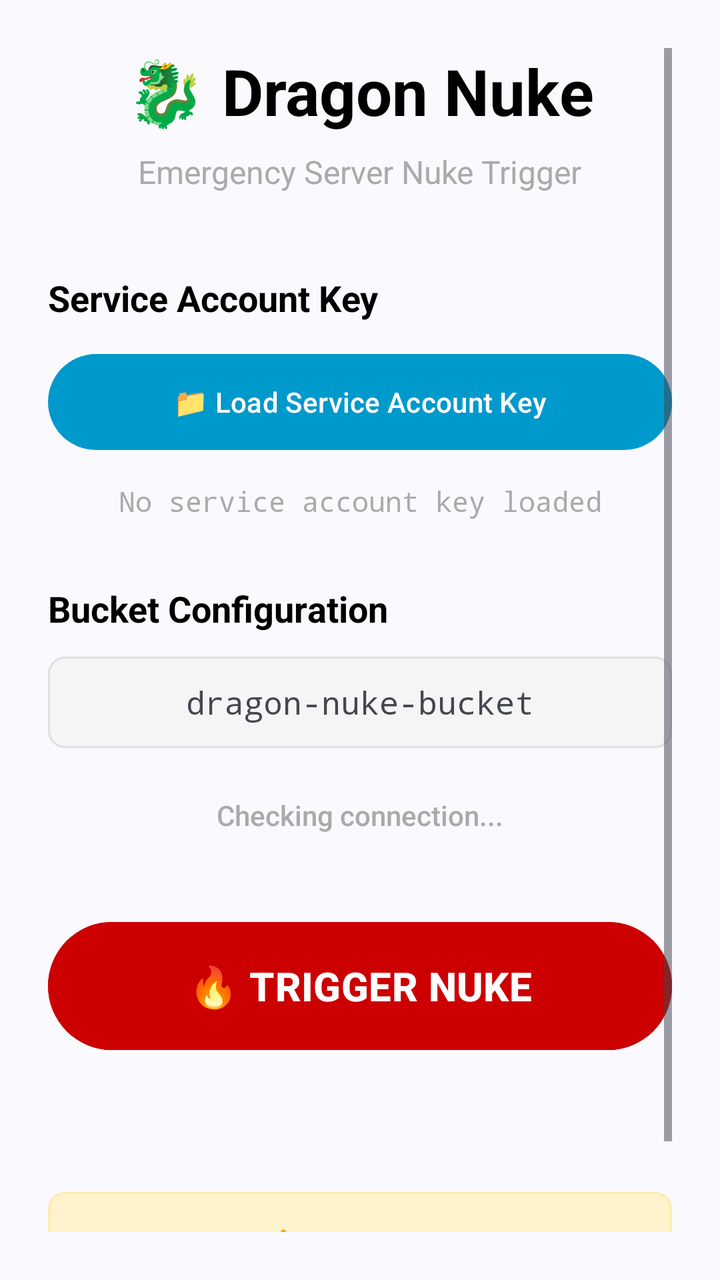
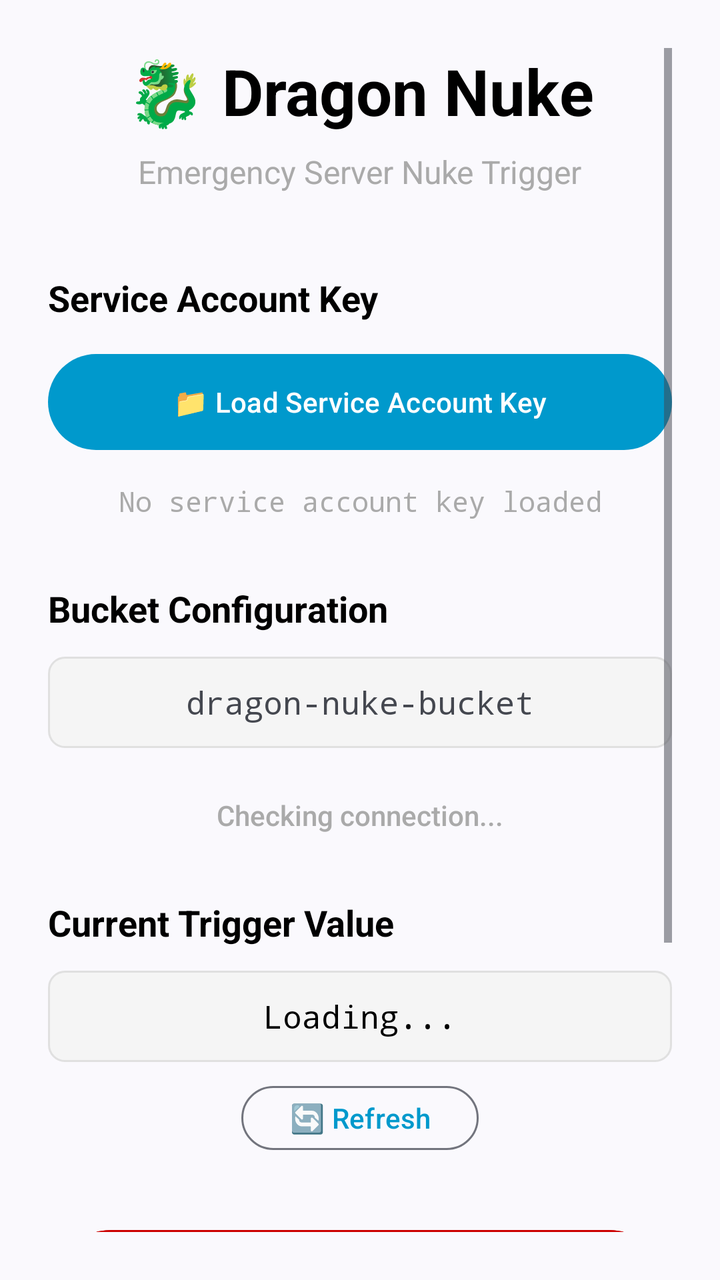

Screens rendered from an Android XML layout before and after an edit, with the pre-edit source and the edit as a unified diff.
<!-- AndroidManifest.xml: activity theme Theme.DragonNuke -->
<!-- res/layout/activity_main.xml -->
<?xml version="1.0" encoding="utf-8"?>
<ScrollView xmlns:android="http://schemas.android.com/apk/res/android"
    xmlns:app="http://schemas.android.com/apk/res/android"
    android:layout_width="match_parent"
    android:layout_height="match_parent"
    android:padding="24dp">

    <LinearLayout
        android:layout_width="match_parent"
        android:layout_height="wrap_content"
        android:orientation="vertical"
        android:gravity="center_horizontal">

        
        <TextView
            android:layout_width="wrap_content"
            android:layout_height="wrap_content"
            android:text="🐉 Dragon Nuke"
            android:textSize="32sp"
            android:textStyle="bold"
            android:layout_marginBottom="8dp"
            android:textColor="@android:color/black" />

        <TextView
            android:layout_width="wrap_content"
            android:layout_height="wrap_content"
            android:text="Emergency Server Nuke Trigger"
            android:textSize="16sp"
            android:layout_marginBottom="40dp"
            android:textColor="@android:color/darker_gray" />

        
        <TextView
            android:layout_width="match_parent"
            android:layout_height="wrap_content"
            android:text="Service Account Key"
            android:textSize="18sp"
            android:textStyle="bold"
            android:layout_marginBottom="12dp"
            android:textColor="@android:color/black" />

        <Button
            android:id="@+id/btnLoadKey"
            android:layout_width="match_parent"
            android:layout_height="56dp"
            android:text="📁 Load Service Account Key"
            android:layout_marginBottom="12dp"
            style="@style/Widget.Material3.Button" />

        <TextView
            android:id="@+id/tvKeyStatus"
            android:layout_width="match_parent"
            android:layout_height="wrap_content"
            android:text="No service account key loaded"
            android:textSize="14sp"
            android:gravity="center"
            android:layout_marginBottom="32dp"
            android:textColor="@android:color/darker_gray"
            android:fontFamily="monospace" />

        
        <TextView
            android:layout_width="match_parent"
            android:layout_height="wrap_content"
            android:text="Bucket Configuration"
            android:textSize="18sp"
            android:textStyle="bold"
            android:layout_marginBottom="12dp"
            android:textColor="@android:color/black" />

        <TextView
            android:layout_width="match_parent"
            android:layout_height="wrap_content"
            android:text="dragon-nuke-bucket"
            android:textSize="16sp"
            android:gravity="center"
            android:layout_marginBottom="16dp"
            android:padding="12dp"
            android:background="@drawable/bucket_background"
            android:fontFamily="monospace" />

        
        <TextView
            android:id="@+id/tvConnectionStatus"
            android:layout_width="match_parent"
            android:layout_height="wrap_content"
            android:text="Checking connection..."
            android:textSize="14sp"
            android:gravity="center"
            android:layout_marginBottom="32dp"
            android:padding="8dp"
            android:textColor="@android:color/darker_gray"
            android:fontFamily="sans-serif-medium" />

        
        <Button
            android:id="@+id/btnTriggerNuke"
            android:layout_width="match_parent"
            android:layout_height="72dp"
            android:text="🔥 TRIGGER NUKE"
            android:textSize="20sp"
            android:textStyle="bold"
            android:layout_marginBottom="24dp"
            android:backgroundTint="@android:color/holo_red_dark"
            android:textColor="@android:color/white"
            android:enabled="false" />

        
        <TextView
            android:id="@+id/tvLastTrigger"
            android:layout_width="match_parent"
            android:layout_height="wrap_content"
            android:text=""
            android:textSize="14sp"
            android:gravity="center"
            android:layout_marginBottom="24dp"
            android:textColor="@android:color/darker_gray"
            android:fontStyle="italic" />

        
        <LinearLayout
            android:layout_width="match_parent"
            android:layout_height="wrap_content"
            android:orientation="vertical"
            android:background="@drawable/warning_background"
            android:padding="16dp">

            <TextView
                android:layout_width="match_parent"
                android:layout_height="wrap_content"
                android:text="⚠️ WARNING"
                android:textSize="16sp"
                android:textStyle="bold"
                android:gravity="center"
                android:layout_marginBottom="8dp"
                android:textColor="@android:color/black" />

            <TextView
                android:layout_width="match_parent"
                android:layout_height="wrap_content"
                android:text="This will nuke all block devices on ALL servers monitoring the bucket"
                android:textSize="14sp"
                android:gravity="center"
                android:textColor="@android:color/black" />

        </LinearLayout>

    </LinearLayout>

</ScrollView>
<!-- resources referenced by this layout -->
<resources>
  <!-- drawable bucket_background (drawable) -->
  <?xml version="1.0" encoding="utf-8"?>
  <shape xmlns:android="http://schemas.android.com/apk/res/android">
      <solid android:color="#F5F5F5" />
      <corners android:radius="8dp" />
      <stroke android:width="1dp" android:color="#E0E0E0" />
  </shape>
  <!-- drawable warning_background (drawable) -->
  <?xml version="1.0" encoding="utf-8"?>
  <shape xmlns:android="http://schemas.android.com/apk/res/android">
      <solid android:color="#FFF3CD" />
      <corners android:radius="8dp" />
      <stroke android:width="1dp" android:color="#FFEAA7" />
  </shape>
  <style name="Theme.DragonNuke" parent="Theme.Material3.DynamicColors.Light">
          <item name="colorPrimary">@android:color/holo_blue_dark</item>
          <item name="colorPrimaryVariant">@android:color/holo_blue_light</item>
          <item name="colorOnPrimary">@android:color/white</item>
          <item name="colorSecondary">@android:color/holo_red_dark</item>
          <item name="colorSecondaryVariant">@android:color/holo_red_light</item>
          <item name="colorOnSecondary">@android:color/white</item>
          <item name="android:statusBarColor" tools:targetApi="l">?attr/colorPrimaryVariant</item>
      </style>
</resources>

<!-- the commit's change to res/layout/activity_main.xml (unified diff, before → after) -->
@@ -87,10 +87,42 @@
             android:text="Checking connection..."
             android:textSize="14sp"
             android:gravity="center"
-            android:layout_marginBottom="32dp"
+            android:layout_marginBottom="24dp"
             android:padding="8dp"
             android:textColor="@android:color/darker_gray"
             android:fontFamily="sans-serif-medium" />
+
+        
+        <TextView
+            android:layout_width="match_parent"
+            android:layout_height="wrap_content"
+            android:text="Current Trigger Value"
+            android:textSize="18sp"
+            android:textStyle="bold"
+            android:layout_marginBottom="12dp"
+            android:textColor="@android:color/black" />
+
+        <TextView
+            android:id="@+id/tvCurrentValue"
+            android:layout_width="match_parent"
+            android:layout_height="wrap_content"
+            android:text="Loading..."
+            android:textSize="16sp"
+            android:gravity="center"
+            android:layout_marginBottom="8dp"
+            android:padding="12dp"
+            android:background="@drawable/bucket_background"
+            android:fontFamily="monospace"
+            android:textColor="@android:color/black" />
+
+        <Button
+            android:id="@+id/btnRefreshValue"
+            android:layout_width="wrap_content"
+            android:layout_height="40dp"
+            android:text="🔄 Refresh"
+            android:textSize="14sp"
+            android:layout_marginBottom="32dp"
+            style="@style/Widget.Material3.Button.OutlinedButton" />
 
         
         <Button
